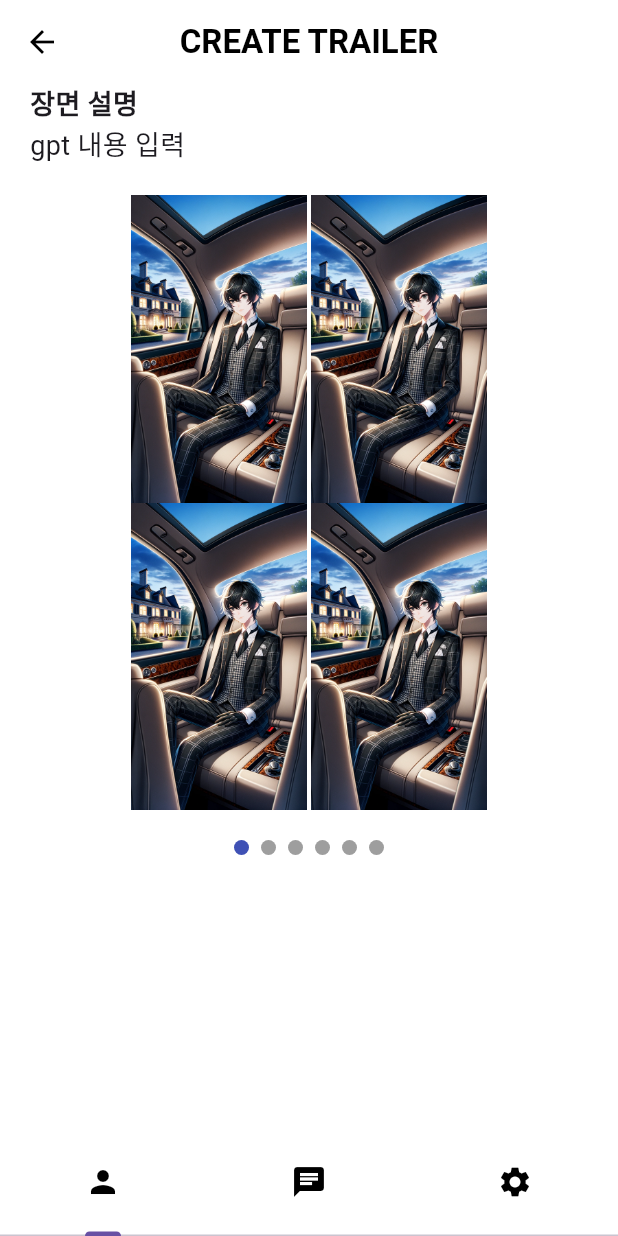
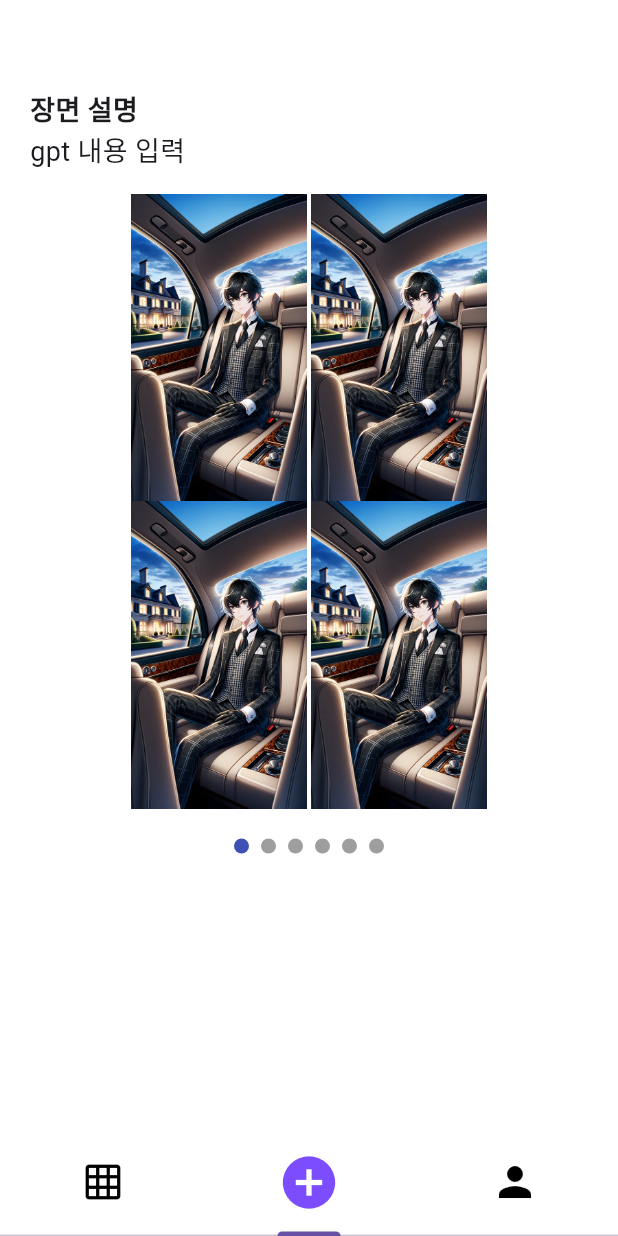
Before and after one commit to yeomja99/novelt_front, a Flutter app: the SelectScene screen opened directly, on a phone screen of 412 x 824 dp. Run offline on Flutter 3.47's test engine with Material 3 defaults, Android fonts, the phone set to English and light mode, and no system bars; drawn by our look-alikes of smooth_page_indicator; our stand-ins replace video_player.

Commit message:
design layers

```diff
--- a/novelt_front/lib/screens/GalleryVideo.dart
+++ b/novelt_front/lib/screens/GalleryVideo.dart
@@ -1,6 +1,6 @@
 import 'package:flutter/material.dart';
 
-import 'ClickShorts.dart';
+import 'ShowGalleryVideo.dart';
 import 'GalleryImage.dart';
 import 'InputPrompt.dart';
 
--- a/novelt_front/lib/screens/SelectScene.dart
+++ b/novelt_front/lib/screens/SelectScene.dart
@@ -14,7 +14,7 @@ class SelectScene extends StatefulWidget {
 class _SelectSceneState extends State<SelectScene>
     with SingleTickerProviderStateMixin {
   late TabController _tabController;
-  int _selectedIndex = 0;
+  int _selectedIndex = 1;
   final double imgwidth = 112;
   final double imgheight = 200;
 
@@ -27,7 +27,8 @@ class _SelectSceneState extends State<SelectScene>
 
   final pages = List.generate(
       6,
-          (index) => Container(
+          (index) =>
+          Container(
               margin: EdgeInsets.all(10),
               child: Container(height: 400,
                 child:
@@ -69,12 +70,10 @@ class _SelectSceneState extends State<SelectScene>
           ));
 
 
-
-
   @override
   void initState() {
     super.initState();
-    _tabController = TabController(length: 3, vsync: this);
+    _tabController = TabController(length: 3, vsync: this, initialIndex: 1);
     _tabController.addListener(
             () => setState(() => _selectedIndex = _tabController.index));
   }
@@ -89,60 +88,55 @@ class _SelectSceneState extends State<SelectScene>
   Widget build(BuildContext context) {
     return Scaffold(
       backgroundColor: Colors.white,
-      appBar: AppBar(
-        elevation: 0,
-        foregroundColor: Colors.black,
-        backgroundColor: Colors.white,
-        centerTitle: true,
-        title: const Text(
-          "CREATE TRAILER",
-          style: TextStyle(
-            fontSize: 22,
-            fontWeight: FontWeight.bold,
-          ),
-        ),
-      ),
       bottomNavigationBar: SizedBox(
         height: 70,
         child: TabBar(controller: _tabController, tabs: const <Widget>[
           Tab(
             icon: Icon(
-              Icons.person,
+              Icons.grid_on,
               color: Colors.black,
+              size:28,
             ),
           ),
           Tab(
             icon: Icon(
-              Icons.chat,
-              color: Colors.black,
+              Icons.add_circle,
+              color: Colors.deepPurpleAccent,
+              size: 42,
             ),
           ),
           Tab(
             icon: Icon(
-              Icons.settings,
+              Icons.person,
               color: Colors.black,
+              size: 32,
             ),
           )
         ]),
       ),
-      body: Column(
+      body: SingleChildScrollView( // Added SingleChildScrollView
+        child: Column(
           crossAxisAlignment: CrossAxisAlignment.stretch,
           children: [
+            SizedBox(
+              height: 50,
+            ),
+            Container(
+              padding: EdgeInsets.only(left: 20, top: 10),
+              child: Text(
+                '장면 설명',
+                style: TextStyle(fontWeight: FontWeight.bold, fontSize: 18),
+              ),
+            ),
             Container(
               padding: EdgeInsets.only(left: 20),
-            child: Text('장면 설명',
-              style: TextStyle(
-                  fontWeight: FontWeight.bold,
-                  fontSize: 18
-              ),),),
-          Container(
-            padding: EdgeInsets.only(left: 20),
-            child: Text('gpt 내용 입력',
-              style: TextStyle(
-                  fontSize: 18
-              ),),),
+              child: Text(
+                'gpt 내용 입력',
+                style: TextStyle(fontSize: 18),
+              ),
+            ),
             SizedBox(
-            height: 10,
+              height: 5,
             ),
             SizedBox(
               height: 430,
@@ -173,6 +167,7 @@ class _SelectSceneState extends State<SelectScene>
             ),
           ],
         ),
+      ),
     );
   }
 }
```
Also changed, not shown: novelt_front/lib/main.dart (+5 -3 lines), novelt_front/lib/screens/Edit.dart (+14 -21 lines), novelt_front/lib/screens/GalleryImage.dart (+11 -1 lines), novelt_front/lib/screens/InputPrompt.dart (+7 -4 lines), novelt_front/lib/screens/LoadingScreen.dart (added, +47 -0 lines), novelt_front/lib/screens/LoginSignupScreenState.dart (+24 -30 lines), novelt_front/lib/screens/SaveandGenerationImages.dart (renamed from novelt_front/lib/screens/SaveandGeneration.dart, +28 -7 lines), novelt_front/lib/screens/ShareShorts.dart (+9 -18 lines), novelt_front/lib/screens/ShowGalleryImages.dart (added, +160 -0 lines), novelt_front/images/logo.png, novelt_front/lib/screens/ShowGalleryVideo.dart (renamed from novelt_front/lib/screens/ClickShorts.dart). Lines whose indentation alone changed are shown as unchanged.
